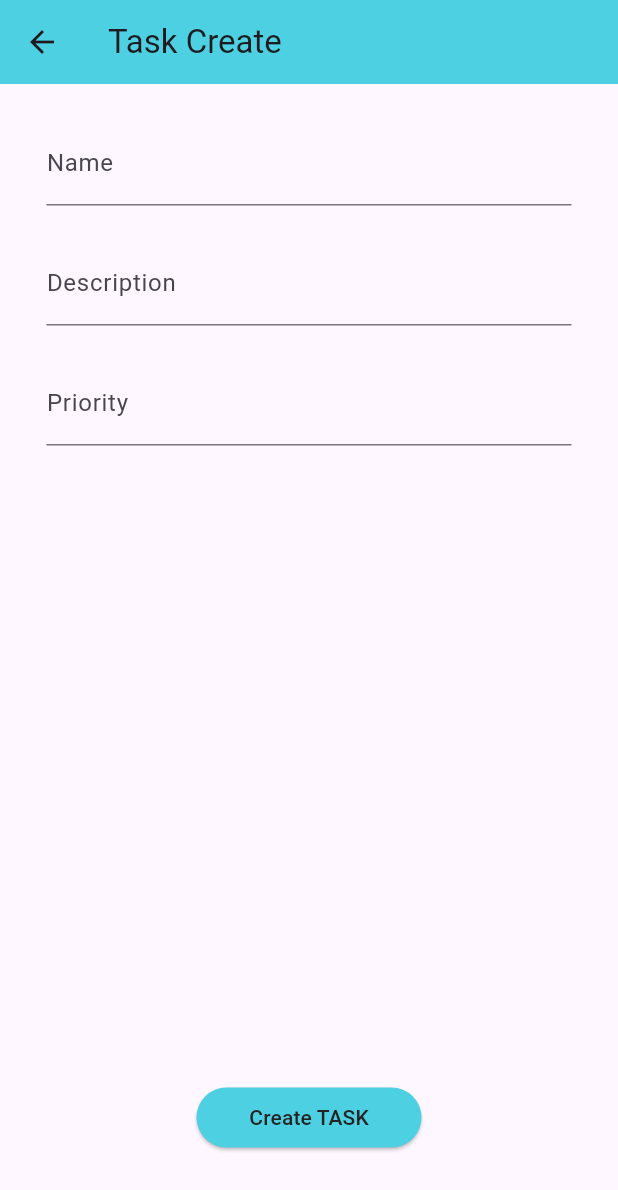
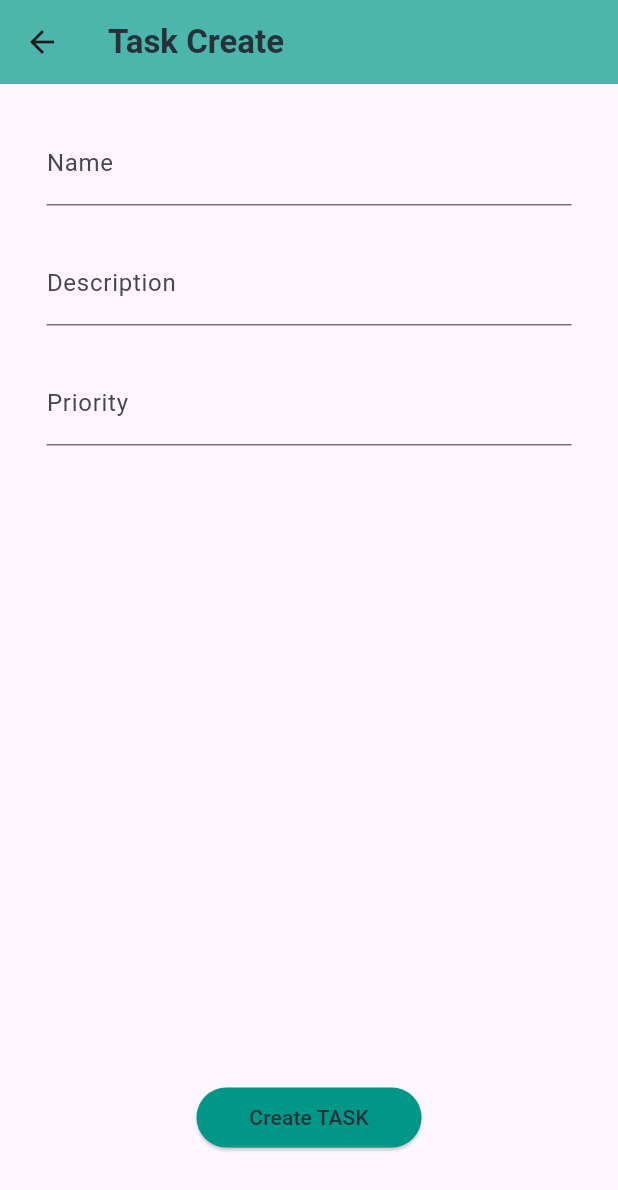
Before and after one commit to rSanches35/ES.24-DDM_PlaninMe, a Flutter app: the TaskForm screen opened by its route, on a phone screen of 412 x 824 dp. Shown: the top 1190 px of the screen. Run offline on Flutter 3.47's test engine with Material 3 defaults, Android fonts, the light colour scheme and no system bars; our stand-ins replace sqflite; accounts and stored records are empty.

Commit message:
Ajustes visuais Forms

```diff
--- a/planin_me/lib/app/widget/task_form.dart
+++ b/planin_me/lib/app/widget/task_form.dart
@@ -30,8 +30,13 @@ class TaskForm extends StatelessWidget {
 
     return Scaffold(
       appBar: AppBar(
-        title: Text('Task Create'),
-        backgroundColor: Colors.cyan[300],
+        title: Text('Task Create',
+          style: TextStyle(
+            fontWeight: FontWeight.bold,
+            color: Colors.blueGrey[900],
+          ),
+        ),
+        backgroundColor: Colors.teal[300],
       ),
       body: Container(
         alignment: Alignment.center,
@@ -77,8 +82,8 @@ class TaskForm extends StatelessWidget {
                   onPressed: _createTask,
                   child: Text('Create TASK'),
                   style: ElevatedButton.styleFrom(
-                    backgroundColor: Colors.cyan[300],
-                    foregroundColor: const Color.fromARGB(255, 36, 35, 35),
+                    backgroundColor: Colors.teal[500],
+                    foregroundColor: Colors.blueGrey[900],
                   ),
                 ),
               ),
```
Also changed, not shown: planin_me/lib/app/widget/routine_form.dart (+9 -4 lines).
